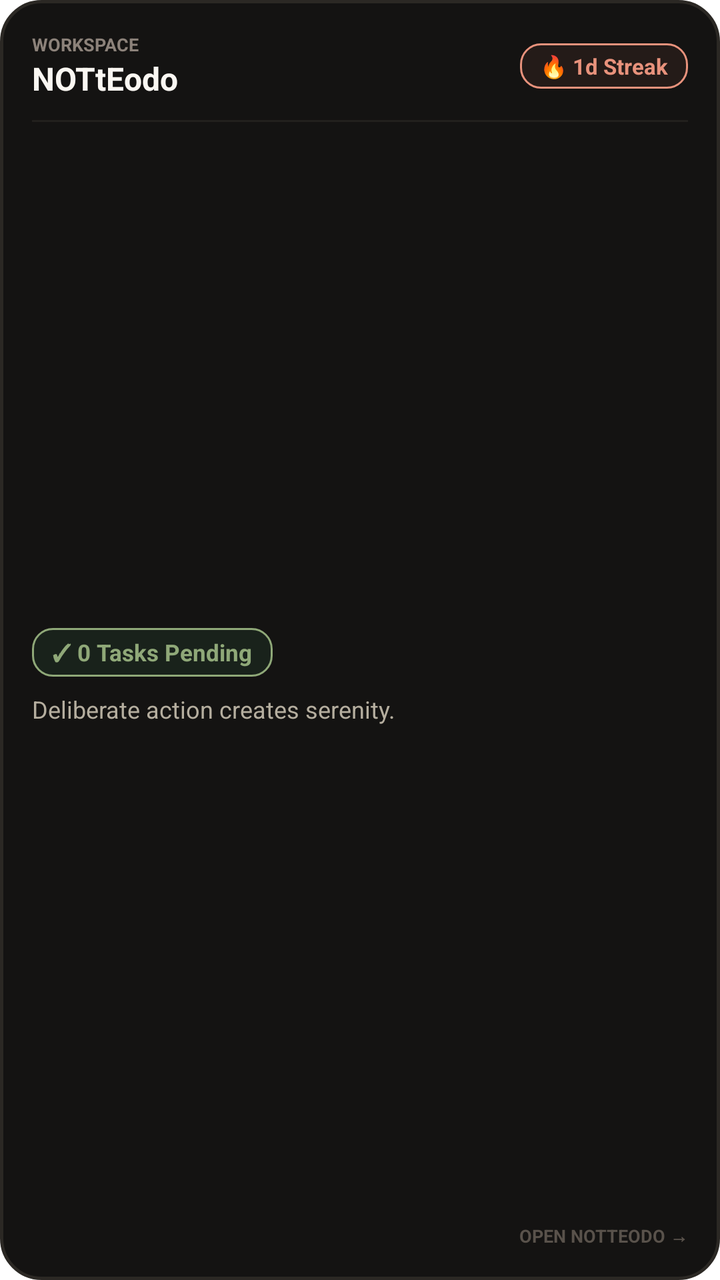
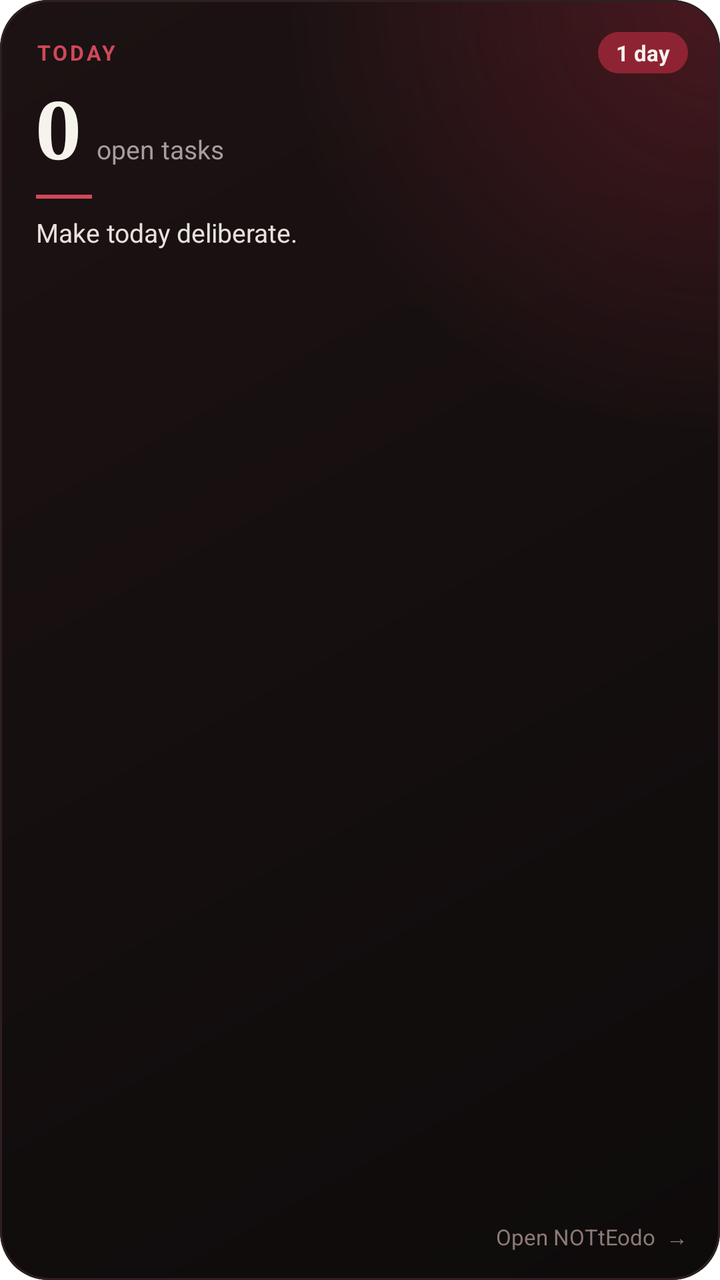

Before-and-after screenshots of an Android layout around one commit, followed by the original layout XML and the change that was made.
<!-- AndroidManifest.xml: fallback theme Theme.MaterialComponents.DayNight.NoActionBar -->
<!-- res/layout/notteodo_widget_layout.xml -->
<?xml version="1.0" encoding="utf-8"?>
<FrameLayout xmlns:android="http://schemas.android.com/apk/res/android"
    android:id="@+id/widget_root"
    android:layout_width="match_parent"
    android:layout_height="match_parent"
    android:background="@android:color/transparent">

    
    <LinearLayout
        android:id="@+id/widget_native_container"
        android:layout_width="match_parent"
        android:layout_height="match_parent"
        android:background="@drawable/widget_background"
        android:orientation="vertical"
        android:padding="16dp">

        
        <LinearLayout
            android:layout_width="match_parent"
            android:layout_height="wrap_content"
            android:gravity="center_vertical"
            android:orientation="horizontal">

            <LinearLayout
                android:layout_width="0dp"
                android:layout_height="wrap_content"
                android:layout_weight="1"
                android:orientation="vertical">

                <TextView
                    android:id="@+id/widget_brand_label"
                    android:layout_width="wrap_content"
                    android:layout_height="wrap_content"
                    android:text="WORKSPACE"
                    android:textColor="#8C827A"
                    android:textSize="9sp"
                    android:textStyle="bold" />

                <TextView
                    android:id="@+id/widget_title"
                    android:layout_width="wrap_content"
                    android:layout_height="wrap_content"
                    android:text="NOTtEodo"
                    android:textColor="#FAF7F2"
                    android:textSize="16sp"
                    android:textStyle="bold" />
            </LinearLayout>

            
            <TextView
                android:id="@+id/widget_streak"
                android:layout_width="wrap_content"
                android:layout_height="wrap_content"
                android:background="@drawable/widget_pill_terracotta"
                android:paddingStart="10dp"
                android:paddingTop="4dp"
                android:paddingEnd="10dp"
                android:paddingBottom="4dp"
                android:text="🔥 1d Streak"
                android:textColor="#E8927C"
                android:textSize="11sp"
                android:textStyle="bold" />
        </LinearLayout>

        <View
            android:layout_width="match_parent"
            android:layout_height="1dp"
            android:layout_marginTop="10dp"
            android:layout_marginBottom="10dp"
            android:background="#22201D" />

        
        <LinearLayout
            android:layout_width="match_parent"
            android:layout_height="0dp"
            android:layout_weight="1"
            android:gravity="center_vertical"
            android:orientation="vertical">

            <TextView
                android:id="@+id/widget_tasks"
                android:layout_width="wrap_content"
                android:layout_height="wrap_content"
                android:background="@drawable/widget_pill_sage"
                android:paddingStart="10dp"
                android:paddingTop="4dp"
                android:paddingEnd="10dp"
                android:paddingBottom="4dp"
                android:text="✓ 0 Tasks Pending"
                android:textColor="#8FA878"
                android:textSize="11.5sp"
                android:textStyle="bold" />

            <TextView
                android:id="@+id/widget_quote"
                android:layout_width="match_parent"
                android:layout_height="wrap_content"
                android:layout_marginTop="8dp"
                android:ellipsize="end"
                android:maxLines="3"
                android:text="Deliberate action creates serenity."
                android:textColor="#B5AE9F"
                android:textSize="12sp" />
        </LinearLayout>

        
        <TextView
            android:id="@+id/widget_footer"
            android:layout_width="match_parent"
            android:layout_height="wrap_content"
            android:layout_marginTop="6dp"
            android:gravity="end"
            android:text="OPEN NOTTEODO →"
            android:textColor="#59524B"
            android:textSize="9sp"
            android:textStyle="bold" />
    </LinearLayout>

    
    <ImageView
        android:id="@+id/widget_image"
        android:layout_width="match_parent"
        android:layout_height="match_parent"
        android:adjustViewBounds="true"
        android:contentDescription="NOTtEodo Widget"
        android:scaleType="fitCenter"
        android:visibility="gone" />

</FrameLayout>
<!-- resources referenced by this layout -->
<resources>
  <!-- drawable widget_background (drawable) -->
  <?xml version="1.0" encoding="utf-8"?>
  <shape xmlns:android="http://schemas.android.com/apk/res/android"
      android:shape="rectangle">
      <solid android:color="#141312" />
      <corners android:radius="20dp" />
      <stroke
          android:width="1.5dp"
          android:color="#2B2824" />
  </shape>
  <!-- drawable widget_pill_sage (drawable) -->
  <?xml version="1.0" encoding="utf-8"?>
  <shape xmlns:android="http://schemas.android.com/apk/res/android"
      android:shape="rectangle">
      <solid android:color="#19221B" />
      <corners android:radius="10dp" />
      <stroke
          android:width="1dp"
          android:color="#8FA878" />
  </shape>
  <!-- drawable widget_pill_terracotta (drawable) -->
  <?xml version="1.0" encoding="utf-8"?>
  <shape xmlns:android="http://schemas.android.com/apk/res/android"
      android:shape="rectangle">
      <solid android:color="#241B18" />
      <corners android:radius="10dp" />
      <stroke
          android:width="1dp"
          android:color="#E8927C" />
  </shape>
</resources>

<!-- the commit's change to res/layout/notteodo_widget_layout.xml (unified diff, before → after) -->
@@ -5,115 +5,106 @@
     android:layout_height="match_parent"
     android:background="@android:color/transparent">
 
-    
     <LinearLayout
         android:id="@+id/widget_native_container"
         android:layout_width="match_parent"
         android:layout_height="match_parent"
         android:background="@drawable/widget_background"
         android:orientation="vertical"
-        android:padding="16dp">
+        android:paddingStart="18dp"
+        android:paddingTop="16dp"
+        android:paddingEnd="16dp"
+        android:paddingBottom="14dp">
 
-        
         <LinearLayout
             android:layout_width="match_parent"
             android:layout_height="wrap_content"
             android:gravity="center_vertical"
             android:orientation="horizontal">
 
-            <LinearLayout
+            <TextView
+                android:id="@+id/widget_date"
                 android:layout_width="0dp"
                 android:layout_height="wrap_content"
                 android:layout_weight="1"
-                android:orientation="vertical">
+                android:ellipsize="end"
+                android:letterSpacing="0.12"
+                android:maxLines="1"
+                android:text="TODAY"
+                android:textColor="#D0485A"
+                android:textSize="10.5sp"
+                android:textStyle="bold" />
 
-                <TextView
-                    android:id="@+id/widget_brand_label"
-                    android:layout_width="wrap_content"
-                    android:layout_height="wrap_content"
-                    android:text="WORKSPACE"
-                    android:textColor="#8C827A"
-                    android:textSize="9sp"
-                    android:textStyle="bold" />
-
-                <TextView
-                    android:id="@+id/widget_title"
-                    android:layout_width="wrap_content"
-                    android:layout_height="wrap_content"
-                    android:text="NOTtEodo"
-                    android:textColor="#FAF7F2"
-                    android:textSize="16sp"
-                    android:textStyle="bold" />
-            </LinearLayout>
-
-            
             <TextView
                 android:id="@+id/widget_streak"
                 android:layout_width="wrap_content"
                 android:layout_height="wrap_content"
                 android:background="@drawable/widget_pill_terracotta"
-                android:paddingStart="10dp"
-                android:paddingTop="4dp"
-                android:paddingEnd="10dp"
-                android:paddingBottom="4dp"
-                android:text="🔥 1d Streak"
-                android:textColor="#E8927C"
+                android:paddingStart="9dp"
+                android:paddingTop="3dp"
+                android:paddingEnd="9dp"
+                android:paddingBottom="3dp"
+                android:text="1 day"
+                android:textColor="#F6F3ED"
                 android:textSize="11sp"
                 android:textStyle="bold" />
         </LinearLayout>
 
-        <View
-            android:layout_width="match_parent"
-            android:layout_height="1dp"
-            android:layout_marginTop="10dp"
-            android:layout_marginBottom="10dp"
-            android:background="#22201D" />
-
-        
         <LinearLayout
             android:layout_width="match_parent"
-            android:layout_height="0dp"
-            android:layout_weight="1"
-            android:gravity="center_vertical"
-            android:orientation="vertical">
+            android:layout_height="wrap_content"
+            android:layout_marginTop="6dp"
+            android:baselineAligned="true"
+            android:orientation="horizontal">
+
+            <TextView
+                android:id="@+id/widget_count"
+                android:layout_width="wrap_content"
+                android:layout_height="wrap_content"
+                android:fontFamily="serif"
+                android:includeFontPadding="false"
+                android:text="0"
+                android:textColor="#F6F3ED"
+                android:textSize="40sp"
+                android:textStyle="bold" />
 
             <TextView
                 android:id="@+id/widget_tasks"
                 android:layout_width="wrap_content"
                 android:layout_height="wrap_content"
-                android:background="@drawable/widget_pill_sage"
-                android:paddingStart="10dp"
-                android:paddingTop="4dp"
-                android:paddingEnd="10dp"
-                android:paddingBottom="4dp"
-                android:text="✓ 0 Tasks Pending"
-                android:textColor="#8FA878"
-                android:textSize="11.5sp"
-                android:textStyle="bold" />
-
-            <TextView
-                android:id="@+id/widget_quote"
-                android:layout_width="match_parent"
-                android:layout_height="wrap_content"
-                android:layout_marginTop="8dp"
-                android:ellipsize="end"
-                android:maxLines="3"
-                android:text="Deliberate action creates serenity."
-                android:textColor="#B5AE9F"
-                android:textSize="12sp" />
+                android:layout_marginStart="8dp"
+                android:text="open tasks"
+                android:textColor="#A89C9C"
+                android:textSize="13sp" />
         </LinearLayout>
 
-        
+        <View
+            android:layout_width="28dp"
+            android:layout_height="2dp"
+            android:layout_marginTop="8dp"
+            android:layout_marginBottom="8dp"
+            android:background="#D0485A" />
+
+        <TextView
+            android:id="@+id/widget_quote"
+            android:layout_width="match_parent"
+            android:layout_height="0dp"
+            android:layout_weight="1"
+            android:ellipsize="end"
+            android:lineSpacingExtra="3dp"
+            android:maxLines="3"
+            android:text="Make today deliberate."
+            android:textColor="#E8E1DC"
+            android:textSize="13sp" />
+
         <TextView
             android:id="@+id/widget_footer"
             android:layout_width="match_parent"
             android:layout_height="wrap_content"
-            android:layout_marginTop="6dp"
             android:gravity="end"
-            android:text="OPEN NOTTEODO →"
-            android:textColor="#59524B"
-            android:textSize="9sp"
-            android:textStyle="bold" />
+            android:text="Open NOTtEodo  →"
+            android:textColor="#8C7B74"
+            android:textSize="11sp" />
     </LinearLayout>
 
     
@@ -122,7 +113,7 @@
         android:layout_width="match_parent"
         android:layout_height="match_parent"
         android:adjustViewBounds="true"
-        android:contentDescription="NOTtEodo Widget"
+        android:contentDescription="NOTtEodo widget"
         android:scaleType="fitCenter"
         android:visibility="gone" />
 
<!-- resource entries referenced after the edit -->
@@ -2,33 +2,44 @@
 <resources>
   <!-- drawable widget_background (drawable) -->
   <?xml version="1.0" encoding="utf-8"?>
-  <shape xmlns:android="http://schemas.android.com/apk/res/android"
-      android:shape="rectangle">
-      <solid android:color="#141312" />
-      <corners android:radius="20dp" />
-      <stroke
-          android:width="1.5dp"
-          android:color="#2B2824" />
-  </shape>
-  <!-- drawable widget_pill_sage (drawable) -->
-  <?xml version="1.0" encoding="utf-8"?>
-  <shape xmlns:android="http://schemas.android.com/apk/res/android"
-      android:shape="rectangle">
-      <solid android:color="#19221B" />
-      <corners android:radius="10dp" />
-      <stroke
-          android:width="1dp"
-          android:color="#8FA878" />
-  </shape>
+  <layer-list xmlns:android="http://schemas.android.com/apk/res/android">
+      <item>
+          <shape android:shape="rectangle">
+              <gradient
+                  android:angle="315"
+                  android:endColor="#0E0B0B"
+                  android:startColor="#1C1213"
+                  android:type="linear" />
+              <corners android:radius="24dp" />
+          </shape>
+      </item>
+      <item>
+          <shape android:shape="rectangle">
+              <gradient
+                  android:centerX="1.0"
+                  android:centerY="0.0"
+                  android:endColor="#008E2433"
+                  android:gradientRadius="220dp"
+                  android:startColor="#668E2433"
+                  android:type="radial" />
+              <corners android:radius="24dp" />
+          </shape>
+      </item>
+      <item>
+          <shape android:shape="rectangle">
+              <stroke
+                  android:width="1dp"
+                  android:color="#2E2022" />
+              <corners android:radius="24dp" />
+          </shape>
+      </item>
+  </layer-list>
   <!-- drawable widget_pill_terracotta (drawable) -->
   <?xml version="1.0" encoding="utf-8"?>
   <shape xmlns:android="http://schemas.android.com/apk/res/android"
       android:shape="rectangle">
-      <solid android:color="#241B18" />
-      <corners android:radius="10dp" />
-      <stroke
-          android:width="1dp"
-          android:color="#E8927C" />
+      <solid android:color="#8E2433" />
+      <corners android:radius="99dp" />
   </shape>
 </resources>
 
